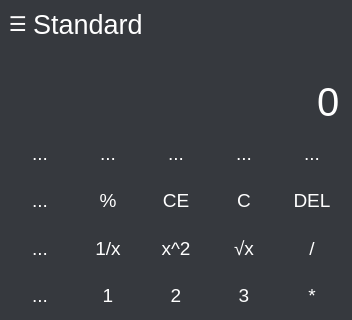
Qt form src/calculator.ui (Urumasi/IVS-projekt) before a commit; both pictures show x 0 to 352 and y 0 to 320 of the 352 by 468 pixel window.
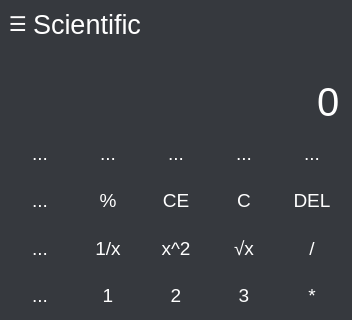
The same form after that commit. Icons and pictures are not drawn.

Commit message: Add Key handling, fixed requested changes, improvement to the calculator behavior

The edit to the form file:
```diff
--- a/src/calculator.ui
+++ b/src/calculator.ui
@@ -992,7 +992,7 @@
        </font>
       </property>
       <property name="text">
-       <string>Standard</string>
+       <string>Scientific</string>
       </property>
      </widget>
     </item>
```
The commit also changes 2 other files.
